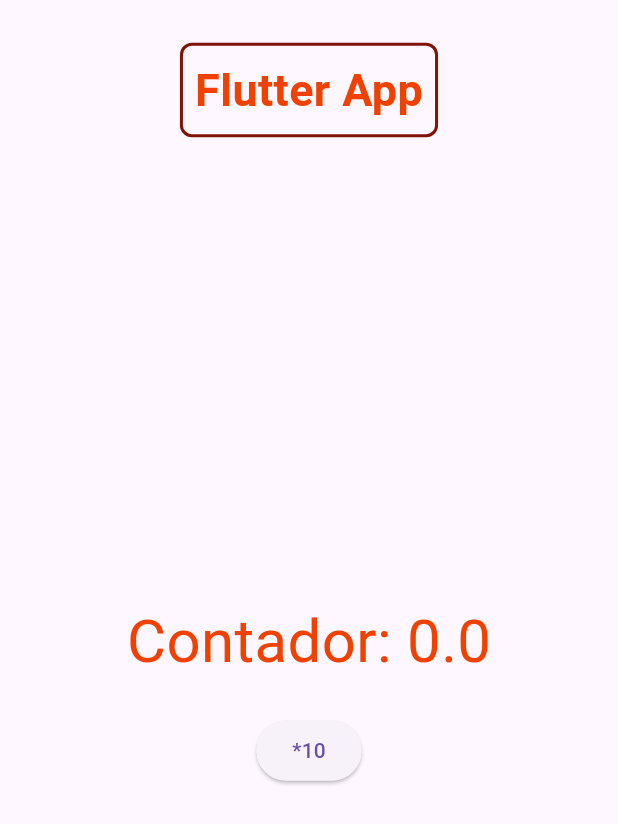
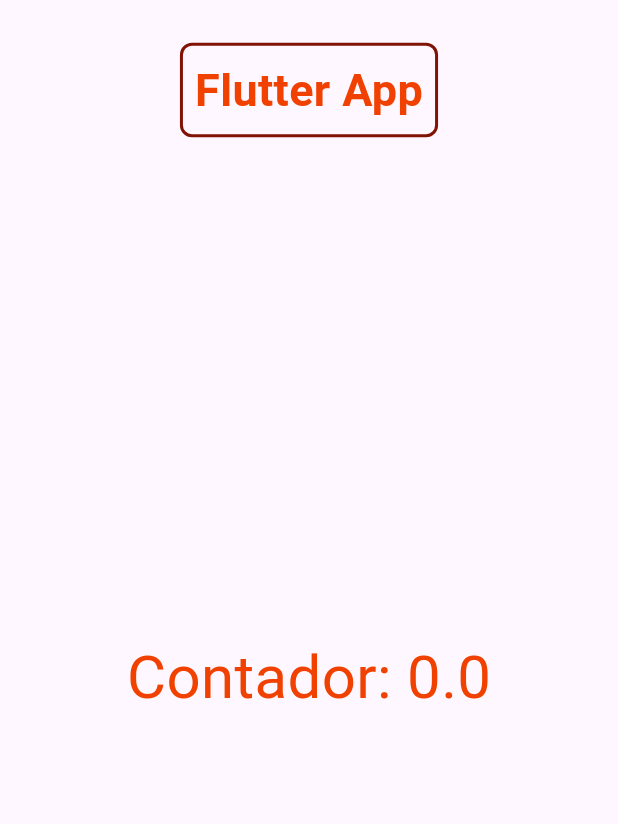
Before and after one commit to Flutter-Vacantes/Proyecto-Flutter, a Flutter app: what flutterApp() shows on an empty page, opened directly, on a phone screen of 412 x 824 dp. Shown: the top 824 px of the screen. Run offline on Flutter 3.47's test engine with Material 3 defaults, Android fonts, the phone set to English and light mode, and no system bars.

Commit message:
Revert "FV-11 Multiply By Ten button"

```diff
--- a/flutter_app/lib/main.dart
+++ b/flutter_app/lib/main.dart
@@ -54,12 +54,6 @@ Widget flutterApp() {
               },
             ),
             const SizedBox(height: 20),
-            Row(
-              mainAxisAlignment: MainAxisAlignment.center,
-              children: [
-                ElevatedButton(onPressed: () {contadorNotifier.value *=10;}, child: const Text('*10')),
-              ],
-            )
           ],
         ),
       ),
```
